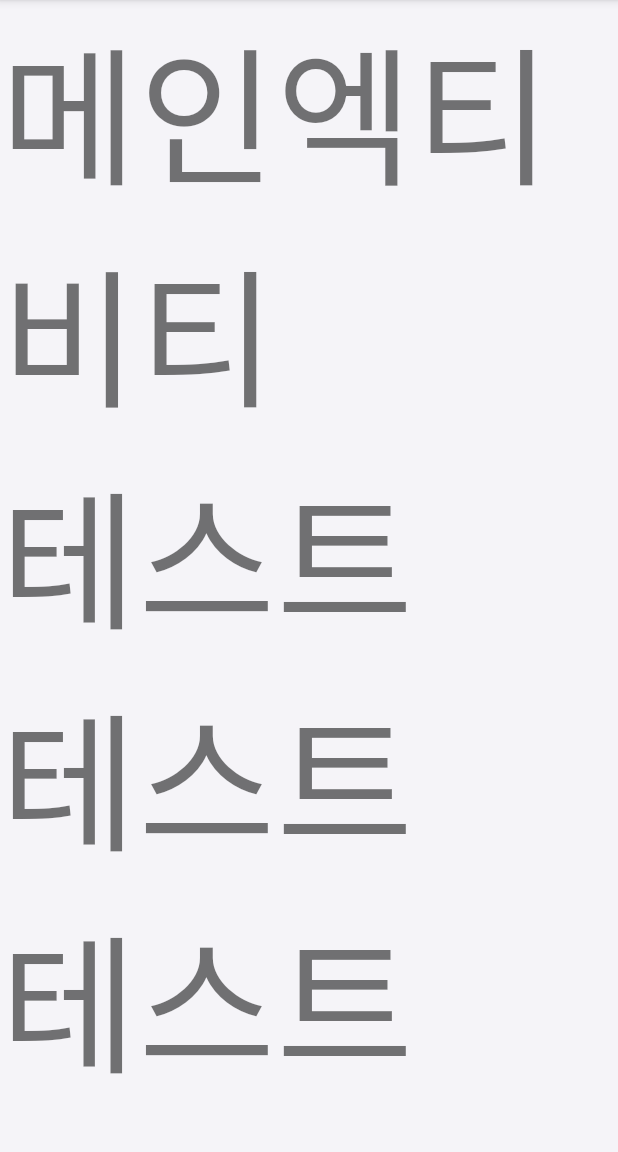
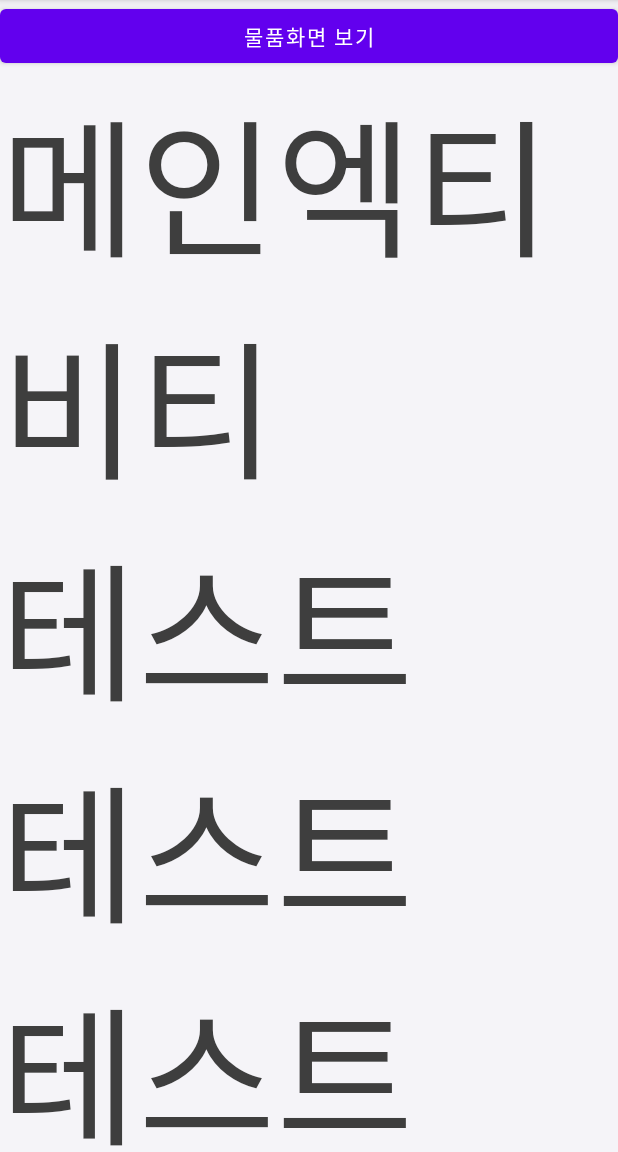
Before and after one commit to park-chris/TodayPrice, an Android app: the screen it shows after launch (MainActivity), on a phone screen of 412 x 824 dp, the part 84-1236 px from its top. Run offline under Robolectric (Android 15) with nearby library versions, the phone set to English and light mode, and no system bars.

Commit message:
MainActivity에서 Click Event 안되는 에러 수정

```diff
--- a/app/src/main/AndroidManifest.xml
+++ b/app/src/main/AndroidManifest.xml
@@ -14,9 +14,11 @@
         android:theme="@style/Theme.TodayPrice"
         tools:targetApi="31">
         <activity
+            android:name=".ui.CategoryActivity"
+            android:exported="false" />
+        <activity
             android:name=".TestActivity"
-            android:exported="true">
-        </activity>
+            android:exported="true"></activity>
         <activity
             android:name=".MainActivity"
             android:exported="true">
--- a/app/src/main/java/com/crystal/todayprice/MainActivity.kt
+++ b/app/src/main/java/com/crystal/todayprice/MainActivity.kt
@@ -1,18 +1,24 @@
 package com.crystal.todayprice
 
+import android.content.Intent
 import android.os.Bundle
 import android.view.LayoutInflater
 import android.view.Menu
+import android.widget.Toast
 import com.crystal.todayprice.component.BaseActivity
 import com.crystal.todayprice.component.ToolbarType
 import com.crystal.todayprice.databinding.ActivityMainBinding
+import com.crystal.todayprice.ui.CategoryActivity
 
 class MainActivity : BaseActivity(ToolbarType.MENU) {
     private lateinit var binding: ActivityMainBinding
     override fun onCreate(savedInstanceState: Bundle?) {
         super.onCreate(savedInstanceState)
-        val inflater = LayoutInflater.from(this)
-        inflater.inflate(R.layout.activity_main, contentFrameLayout, true)
         binding = ActivityMainBinding.inflate(layoutInflater)
+        baseBinding.contentLayout.addView(binding.root)
+
+        binding.itemButton.setOnClickListener {
+            startActivity(Intent(this, CategoryActivity::class.java))
+        }
     }
 }
--- a/app/src/main/java/com/crystal/todayprice/component/BaseActivity.kt
+++ b/app/src/main/java/com/crystal/todayprice/component/BaseActivity.kt
@@ -1,5 +1,6 @@
 package com.crystal.todayprice.component
 
+import android.content.Intent
 import android.graphics.drawable.ColorDrawable
 import android.os.Bundle
 import android.view.Menu
@@ -9,7 +10,9 @@ import android.widget.LinearLayout
 import android.widget.Toast
 import androidx.appcompat.app.AppCompatActivity
 import androidx.appcompat.widget.Toolbar
+import androidx.core.content.ContextCompat
 import androidx.core.widget.NestedScrollView
+import com.crystal.todayprice.MainActivity
 import com.crystal.todayprice.R
 import com.crystal.todayprice.databinding.ActivityBaseBinding
 import com.google.android.material.appbar.AppBarLayout
@@ -19,24 +22,18 @@ import kotlin.math.abs
 open class BaseActivity(
     private val toolbarType: ToolbarType
 ) : AppCompatActivity() {
-    private lateinit var binding: ActivityBaseBinding
-    protected lateinit var contentFrameLayout: NestedScrollView
+    protected lateinit var baseBinding: ActivityBaseBinding
 
     override fun onCreate(savedInstanceState: Bundle?) {
         super.onCreate(savedInstanceState)
-        binding = ActivityBaseBinding.inflate(layoutInflater)
-        contentFrameLayout = binding.contentLayout
-        setContentView(binding.root)
-        setSupportActionBar(binding.toolbar)
-        supportActionBar?.setDisplayHomeAsUpEnabled(true)
-        supportActionBar?.setBackgroundDrawable(ColorDrawable(resources.getColor(R.color.background)))
+        baseBinding = ActivityBaseBinding.inflate(layoutInflater)
+        setContentView(baseBinding.root)
+        setSupportActionBar(baseBinding.toolbar)
+        setToolbar()
+    }
 
-        if (toolbarType == ToolbarType.MENU) {
-            supportActionBar?.setHomeAsUpIndicator(R.drawable.ic_menu)
-        }
-        if (toolbarType == ToolbarType.BACK) {
-            supportActionBar?.setHomeAsUpIndicator(R.drawable.ic_back)
-        }
+    override fun onDestroy() {
+        super.onDestroy()
     }
 
     override fun onOptionsItemSelected(item: MenuItem): Boolean {
@@ -49,12 +46,19 @@ open class BaseActivity(
                 Toast.makeText(this, "즐겨찾기", Toast.LENGTH_SHORT).show()
             }
 
+            R.id.action_home -> {
+                Toast.makeText(this, "홈", Toast.LENGTH_SHORT).show()
+                startActivity(Intent(this, MainActivity::class.java))
+                finish()
+            }
+
             android.R.id.home -> {
                 if (toolbarType == ToolbarType.MENU) {
                     Toast.makeText(this, "메뉴", Toast.LENGTH_SHORT).show()
                 }
                 if (toolbarType == ToolbarType.BACK) {
                     Toast.makeText(this, "뒤로가기", Toast.LENGTH_SHORT).show()
+                    finish()
                 }
             }
         }
@@ -68,6 +72,18 @@ open class BaseActivity(
         }
         return true
     }
+    private fun setToolbar() {
+        supportActionBar?.setDisplayHomeAsUpEnabled(true)
+        supportActionBar?.setBackgroundDrawable(ColorDrawable(ContextCompat.getColor(applicationContext, R.color.background)))
+
+        if (toolbarType == ToolbarType.MENU) {
+            supportActionBar?.setHomeAsUpIndicator(R.drawable.ic_menu)
+        }
+        if (toolbarType == ToolbarType.BACK) {
+            supportActionBar?.setHomeAsUpIndicator(R.drawable.ic_back)
+        }
+    }
+
 
 }
 
--- a/app/src/main/res/layout/activity_main.xml
+++ b/app/src/main/res/layout/activity_main.xml
@@ -6,6 +6,13 @@
     android:layout_height="match_parent"
     android:orientation="vertical"
     tools:context=".MainActivity">
+
+    <Button
+        android:id="@+id/item_button"
+        android:layout_width="match_parent"
+        android:layout_height="wrap_content"
+        android:text="물품화면 보기" />
+
 
     <TextView
         android:layout_width="match_parent"
--- a/app/src/main/res/values/colors.xml
+++ b/app/src/main/res/values/colors.xml
@@ -11,5 +11,7 @@
 
 
     <color name="background">#F5F4F8</color>
+    <color name="text">#3E3E3E</color>
+    <color name="hint">#9E9E9E</color>
 
 </resources>
--- a/app/src/main/res/values/strings.xml
+++ b/app/src/main/res/values/strings.xml
@@ -5,6 +5,6 @@
     <string name="home">홈</string>
 
 
-<!--    description-->
+    <!--    description-->
     <string name="activity_container">액티비티 컨테이너</string>
 </resources>
--- a/app/src/main/res/values/themes.xml
+++ b/app/src/main/res/values/themes.xml
@@ -14,5 +14,6 @@
         <item name="android:windowLightStatusBar" tools:targetApi="m">true</item>
         <!-- Customize your theme here. -->
         <item name="android:windowBackground">@color/background</item>
+        <item name="android:textColor">@color/text</item>
     </style>
 </resources>
```
Also changed, not shown: app/src/main/java/com/crystal/todayprice/ui/CategoryActivity.kt (added, +19 -0 lines), app/src/main/res/layout/activity_category.xml (added, +14 -0 lines).
